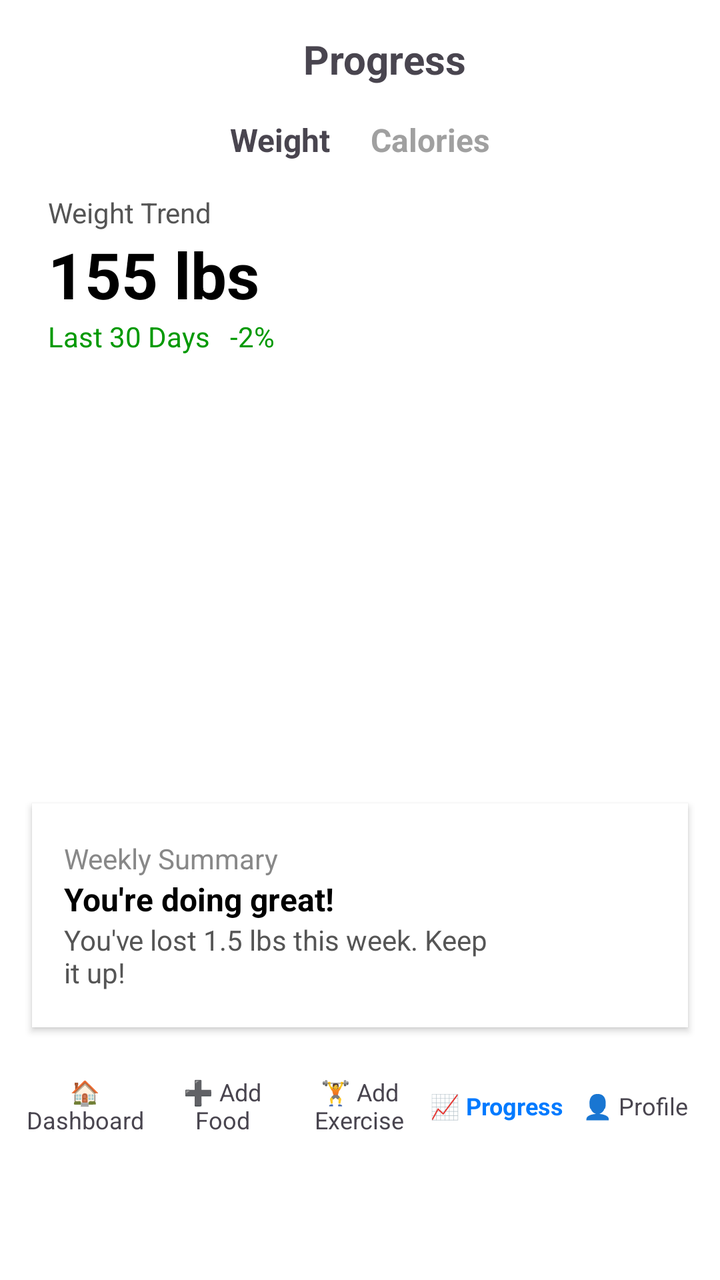
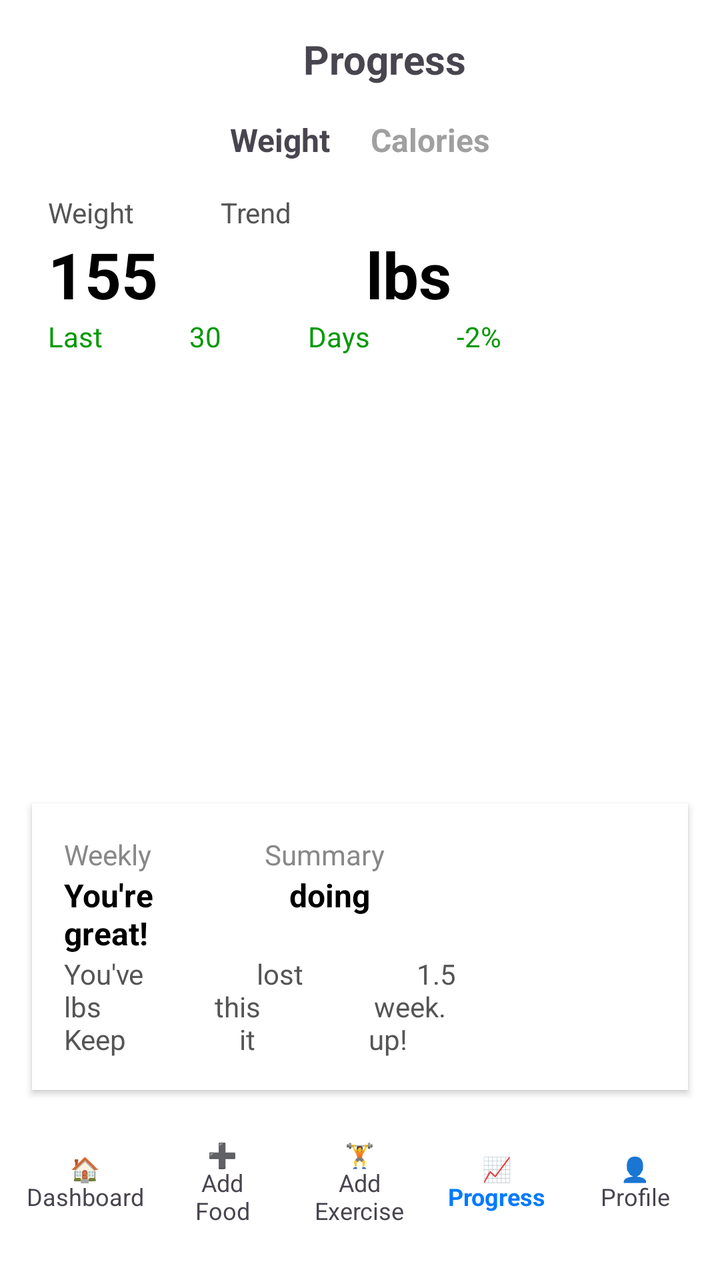

The first picture is an Android layout as it rendered before a commit; the second is the same layout after the commit. The layout source and the unified diff follow.
<!-- AndroidManifest.xml: application theme Theme.FinalHamada -->
<!-- res/layout/activity_progress.xml -->
<?xml version="1.0" encoding="utf-8"?>
<LinearLayout xmlns:android="http://schemas.android.com/apk/res/android"
    xmlns:app="http://schemas.android.com/apk/res-auto"
    android:orientation="vertical"
    android:background="#FFFFFF"
    android:layout_width="match_parent"
    android:layout_height="match_parent"
    android:id="@+id/main">

    
    <LinearLayout
        android:orientation="horizontal"
        android:padding="16dp"
        android:gravity="center_vertical"
        android:layout_width="match_parent"
        android:layout_height="wrap_content">

        <ImageView
            android:id="@+id/btnMenu"
            android:layout_width="24dp"
            android:layout_height="24dp"/>

        <TextView
            android:text="Progress"
            android:textSize="20sp"
            android:textStyle="bold"
            android:layout_gravity="center"
            android:layout_weight="1"
            android:gravity="center"
            android:layout_width="0dp"
            android:layout_height="wrap_content"/>

    </LinearLayout>

    
    <LinearLayout
        android:orientation="horizontal"
        android:gravity="center"
        android:layout_marginBottom="8dp"
        android:layout_width="match_parent"
        android:layout_height="wrap_content">

        <TextView
            android:id="@+id/tabWeight"
            android:text="Weight"
            android:textSize="16sp"
            android:textStyle="bold"
            android:layout_marginEnd="20dp"
            android:layout_width="wrap_content"
            android:layout_height="wrap_content"/>

        <TextView
            android:id="@+id/tabCalories"
            android:text="Calories"
            android:textSize="16sp"
            android:textStyle="bold"
            android:textColor="#A0A0A0"
            android:layout_width="wrap_content"
            android:layout_height="wrap_content"/>
    </LinearLayout>

    
    <LinearLayout
        android:orientation="vertical"
        android:paddingStart="24dp"
        android:layout_width="match_parent"
        android:layout_height="wrap_content">

        <TextView
            android:text="Weight Trend"
            android:textColor="#555"
            android:textSize="14sp"
            android:layout_marginTop="8dp"
            android:layout_width="wrap_content"
            android:layout_height="wrap_content"/>

        <TextView
            android:id="@+id/tvWeight"
            android:text="155 lbs"
            android:textSize="32sp"
            android:textStyle="bold"
            android:textColor="#000"
            android:layout_width="wrap_content"
            android:layout_height="wrap_content"/>

        <TextView
            android:text="Last 30 Days   -2%"
            android:textColor="#009900"
            android:textSize="14sp"
            android:layout_marginBottom="8dp"
            android:layout_width="wrap_content"
            android:layout_height="wrap_content"/>

    </LinearLayout>

    
    <ImageView
        android:id="@+id/imgChart"
        android:layout_marginHorizontal="16dp"
        android:layout_width="match_parent"
        android:layout_height="200dp"
        android:scaleType="fitXY"/>

    
    <LinearLayout
        android:orientation="horizontal"
        android:background="#F8F8F8"
        android:padding="16dp"
        android:layout_margin="16dp"
        android:layout_width="match_parent"
        android:layout_height="wrap_content"
        android:gravity="center_vertical"
        android:layout_marginTop="8dp"
        android:elevation="2dp"
        android:clipToOutline="true"
        android:backgroundTint="#FFFFFF"
        android:backgroundTintMode="src_in"
        android:layout_gravity="center">

        <LinearLayout
            android:orientation="vertical"
            android:layout_weight="1"
            android:layout_width="0dp"
            android:layout_height="wrap_content">

            <TextView
                android:text="Weekly Summary"
                android:textColor="#888"
                android:textSize="14sp"
                android:layout_width="wrap_content"
                android:layout_height="wrap_content"/>

            <TextView
                android:text="You're doing great!"
                android:textStyle="bold"
                android:textSize="16sp"
                android:textColor="#000"
                android:layout_width="wrap_content"
                android:layout_height="wrap_content"/>

            <TextView
                android:text="You've lost 1.5 lbs this week. Keep it up!"
                android:textColor="#555"
                android:textSize="14sp"
                android:layout_width="wrap_content"
                android:layout_height="wrap_content"/>
        </LinearLayout>

        <ImageView
            android:layout_width="80dp"
            android:layout_height="80dp"
            android:scaleType="centerCrop"/>
    </LinearLayout>

    
    <LinearLayout
        android:orientation="horizontal"
        android:background="#FFFFFF"
        android:gravity="center"
        android:weightSum="5"
        android:padding="8dp"
        android:layout_width="match_parent"
        android:layout_height="wrap_content">

        <TextView
            android:text="🏠 Dashboard"
            android:gravity="center"
            android:layout_weight="1"
            android:textSize="12sp"
            android:layout_width="0dp"
            android:layout_height="wrap_content"/>

        <TextView
            android:text="➕ Add Food"
            android:gravity="center"
            android:layout_weight="1"
            android:textSize="12sp"
            android:layout_width="0dp"
            android:layout_height="wrap_content"/>

        <TextView
            android:text="🏋 Add Exercise"
            android:gravity="center"
            android:layout_weight="1"
            android:textSize="12sp"
            android:layout_width="0dp"
            android:layout_height="wrap_content"/>

        <TextView
            android:text="📈 Progress"
            android:textStyle="bold"
            android:textColor="#007AFF"
            android:gravity="center"
            android:layout_weight="1"
            android:textSize="12sp"
            android:layout_width="0dp"
            android:layout_height="wrap_content"/>

        <TextView
            android:text="👤 Profile"
            android:gravity="center"
            android:layout_weight="1"
            android:textSize="12sp"
            android:layout_width="0dp"
            android:layout_height="wrap_content"/>
    </LinearLayout>

</LinearLayout>
<!-- resources referenced by this layout -->
<resources>
  <style name="Theme.FinalHamada" parent="Base.Theme.FinalHamada" />
  <style name="Base.Theme.FinalHamada" parent="Theme.Material3.DayNight.NoActionBar">
          
          
      </style>
</resources>

<!-- the commit's change to res/layout/activity_progress.xml (unified diff, before → after) -->
@@ -1,208 +1,271 @@
-<?xml version="1.0" encoding="utf-8"?>
-<LinearLayout xmlns:android="http://schemas.android.com/apk/res/android"
-    xmlns:app="http://schemas.android.com/apk/res-auto"
-    android:orientation="vertical"
-    android:background="#FFFFFF"
-    android:layout_width="match_parent"
-    android:layout_height="match_parent"
-    android:id="@+id/main">
-
-    
-    <LinearLayout
-        android:orientation="horizontal"
-        android:padding="16dp"
-        android:gravity="center_vertical"
-        android:layout_width="match_parent"
-        android:layout_height="wrap_content">
-
+<?xml version="1.0" ?>
+<LinearLayout
+    xmlns:ns0="http://schemas.android.com/apk/res/android"
+    xmlns:tools="http://schemas.android.com/tools"
+    ns0:orientation="vertical"
+    ns0:background="#FFFFFF"
+    ns0:layout_width="match_parent"
+    ns0:layout_height="match_parent"
+    ns0:id="@+id/main">
+    
+    
+    <LinearLayout
+        ns0:orientation="horizontal"
+        ns0:padding="16dp"
+        ns0:gravity="center_vertical"
+        ns0:layout_width="match_parent"
+        ns0:layout_height="wrap_content">
+        
+        
         <ImageView
-            android:id="@+id/btnMenu"
-            android:layout_width="24dp"
-            android:layout_height="24dp"/>
-
-        <TextView
-            android:text="Progress"
-            android:textSize="20sp"
-            android:textStyle="bold"
-            android:layout_gravity="center"
-            android:layout_weight="1"
-            android:gravity="center"
-            android:layout_width="0dp"
-            android:layout_height="wrap_content"/>
-
-    </LinearLayout>
-
-    
-    <LinearLayout
-        android:orientation="horizontal"
-        android:gravity="center"
-        android:layout_marginBottom="8dp"
-        android:layout_width="match_parent"
-        android:layout_height="wrap_content">
-
-        <TextView
-            android:id="@+id/tabWeight"
-            android:text="Weight"
-            android:textSize="16sp"
-            android:textStyle="bold"
-            android:layout_marginEnd="20dp"
-            android:layout_width="wrap_content"
-            android:layout_height="wrap_content"/>
-
-        <TextView
-            android:id="@+id/tabCalories"
-            android:text="Calories"
-            android:textSize="16sp"
-            android:textStyle="bold"
-            android:textColor="#A0A0A0"
-            android:layout_width="wrap_content"
-            android:layout_height="wrap_content"/>
-    </LinearLayout>
-
-    
-    <LinearLayout
-        android:orientation="vertical"
-        android:paddingStart="24dp"
-        android:layout_width="match_parent"
-        android:layout_height="wrap_content">
-
-        <TextView
-            android:text="Weight Trend"
-            android:textColor="#555"
-            android:textSize="14sp"
-            android:layout_marginTop="8dp"
-            android:layout_width="wrap_content"
-            android:layout_height="wrap_content"/>
-
-        <TextView
-            android:id="@+id/tvWeight"
-            android:text="155 lbs"
-            android:textSize="32sp"
-            android:textStyle="bold"
-            android:textColor="#000"
-            android:layout_width="wrap_content"
-            android:layout_height="wrap_content"/>
-
-        <TextView
-            android:text="Last 30 Days   -2%"
-            android:textColor="#009900"
-            android:textSize="14sp"
-            android:layout_marginBottom="8dp"
-            android:layout_width="wrap_content"
-            android:layout_height="wrap_content"/>
-
-    </LinearLayout>
-
-    
+            ns0:id="@+id/btnMenu"
+            ns0:layout_width="24dp"
+            ns0:layout_height="24dp"/>
+        
+        
+        <TextView
+            ns0:text="Progress"
+            ns0:textSize="20sp"
+            ns0:textStyle="bold"
+            ns0:layout_gravity="center"
+            ns0:layout_weight="1"
+            ns0:gravity="center"
+            ns0:layout_width="0dp"
+            ns0:layout_height="wrap_content"
+            tools:ignore="DuplicateIds" />
+
+
+    </LinearLayout>
+
+
+    <LinearLayout
+        ns0:orientation="horizontal"
+        ns0:gravity="center"
+        ns0:layout_marginBottom="8dp"
+        ns0:layout_width="match_parent"
+        ns0:layout_height="wrap_content">
+
+
+        <TextView
+            ns0:id="@+id/tabWeight"
+            ns0:text="Weight"
+            ns0:textSize="16sp"
+            ns0:textStyle="bold"
+            ns0:layout_marginEnd="20dp"
+            ns0:layout_width="wrap_content"
+            ns0:layout_height="wrap_content"/>
+
+
+        <TextView
+            ns0:id="@+id/tabCalories"
+            ns0:text="Calories"
+            ns0:textSize="16sp"
+            ns0:textStyle="bold"
+            ns0:textColor="#A0A0A0"
+            ns0:layout_width="wrap_content"
+            ns0:layout_height="wrap_content"/>
+
+
+    </LinearLayout>
+
+
+    <LinearLayout
+        ns0:orientation="vertical"
+        ns0:paddingStart="24dp"
+        ns0:layout_width="match_parent"
+        ns0:layout_height="wrap_content">
+
+
+        <TextView
+            ns0:text="Weight
+            Trend"
+            ns0:textColor="#555"
+            ns0:textSize="14sp"
+            ns0:layout_marginTop="8dp"
+            ns0:layout_width="wrap_content"
+            ns0:layout_height="wrap_content"
+            ns0:id="@+id/tvWeightTrend"/>
+
+
+        <TextView
+            ns0:id="@+id/tvWeight"
+            ns0:text="155
+            lbs"
+            ns0:textSize="32sp"
+            ns0:textStyle="bold"
+            ns0:textColor="#000"
+            ns0:layout_width="wrap_content"
+            ns0:layout_height="wrap_content"/>
+
+
+        <TextView
+            ns0:text="Last
+            30
+            Days
+            -2%"
+            ns0:textColor="#009900"
+            ns0:textSize="14sp"
+            ns0:layout_marginBottom="8dp"
+            ns0:layout_width="wrap_content"
+            ns0:layout_height="wrap_content"
+            ns0:id="@+id/tvLast30Days2"/>
+
+
+    </LinearLayout>
+
+
     <ImageView
-        android:id="@+id/imgChart"
-        android:layout_marginHorizontal="16dp"
-        android:layout_width="match_parent"
-        android:layout_height="200dp"
-        android:scaleType="fitXY"/>
-
-    
-    <LinearLayout
-        android:orientation="horizontal"
-        android:background="#F8F8F8"
-        android:padding="16dp"
-        android:layout_margin="16dp"
-        android:layout_width="match_parent"
-        android:layout_height="wrap_content"
-        android:gravity="center_vertical"
-        android:layout_marginTop="8dp"
-        android:elevation="2dp"
-        android:clipToOutline="true"
-        android:backgroundTint="#FFFFFF"
-        android:backgroundTintMode="src_in"
-        android:layout_gravity="center">
+        ns0:id="@+id/imgChart"
+        ns0:layout_marginHorizontal="16dp"
+        ns0:layout_width="match_parent"
+        ns0:layout_height="200dp"
+        ns0:scaleType="fitXY"/>
+
+
+    <LinearLayout
+        ns0:orientation="horizontal"
+        ns0:background="#F8F8F8"
+        ns0:padding="16dp"
+        ns0:layout_margin="16dp"
+        ns0:layout_width="match_parent"
+        ns0:layout_height="wrap_content"
+        ns0:gravity="center_vertical"
+        ns0:layout_marginTop="8dp"
+        ns0:elevation="2dp"
+        ns0:clipToOutline="true"
+        ns0:backgroundTint="#FFFFFF"
+        ns0:backgroundTintMode="src_in"
+        ns0:layout_gravity="center">
+
 
         <LinearLayout
-            android:orientation="vertical"
-            android:layout_weight="1"
-            android:layout_width="0dp"
-            android:layout_height="wrap_content">
+            ns0:orientation="vertical"
+            ns0:layout_weight="1"
+            ns0:layout_width="0dp"
+            ns0:layout_height="wrap_content">
+
 
             <TextView
-                android:text="Weekly Summary"
-                android:textColor="#888"
-                android:textSize="14sp"
-                android:layout_width="wrap_content"
-                android:layout_height="wrap_content"/>
+                ns0:text="Weekly
+                Summary"
+                ns0:textColor="#888"
+                ns0:textSize="14sp"
+                ns0:layout_width="wrap_content"
+                ns0:layout_height="wrap_content"
+                ns0:id="@+id/tvWeeklySummary"/>
+
 
             <TextView
-                android:text="You're doing great!"
-                android:textStyle="bold"
-                android:textSize="16sp"
-                android:textColor="#000"
-                android:layout_width="wrap_content"
-                android:layout_height="wrap_content"/>
+                ns0:text="You're
+                doing
+                great!"
+                ns0:textStyle="bold"
+                ns0:textSize="16sp"
+                ns0:textColor="#000"
+                ns0:layout_width="wrap_content"
+                ns0:layout_height="wrap_content"
+                ns0:id="@+id/tvYoureDoingGreat"/>
+
 
             <TextView
-                android:text="You've lost 1.5 lbs this week. Keep it up!"
-                android:textColor="#555"
-                android:textSize="14sp"
-                android:layout_width="wrap_content"
-                android:layout_height="wrap_content"/>
+                ns0:text="You've
+                lost
+                1.5
+                lbs
+                this
+                week.
+                Keep
+                it
+                up!"
+                ns0:textColor="#555"
+                ns0:textSize="14sp"
+                ns0:layout_width="wrap_content"
+                ns0:layout_height="wrap_content"
+                ns0:id="@+id/tvYouveLost15LbsThisWeekKeepItUp"/>
+
+
         </LinearLayout>
 
+
         <ImageView
-            android:layout_width="80dp"
-            android:layout_height="80dp"
-            android:scaleType="centerCrop"/>
-    </LinearLayout>
-
-    
-    <LinearLayout
-        android:orientation="horizontal"
-        android:background="#FFFFFF"
-        android:gravity="center"
-        android:weightSum="5"
-        android:padding="8dp"
-        android:layout_width="match_parent"
-        android:layout_height="wrap_content">
-
-        <TextView
-            android:text="🏠 Dashboard"
-            android:gravity="center"
-            android:layout_weight="1"
-            android:textSize="12sp"
-            android:layout_width="0dp"
-            android:layout_height="wrap_content"/>
-
-        <TextView
-            android:text="➕ Add Food"
-            android:gravity="center"
-            android:layout_weight="1"
-            android:textSize="12sp"
-            android:layout_width="0dp"
-            android:layout_height="wrap_content"/>
-
-        <TextView
-            android:text="🏋 Add Exercise"
-            android:gravity="center"
-            android:layout_weight="1"
-            android:textSize="12sp"
-            android:layout_width="0dp"
-            android:layout_height="wrap_content"/>
-
-        <TextView
-            android:text="📈 Progress"
-            android:textStyle="bold"
-            android:textColor="#007AFF"
-            android:gravity="center"
-            android:layout_weight="1"
-            android:textSize="12sp"
-            android:layout_width="0dp"
-            android:layout_height="wrap_content"/>
-
-        <TextView
-            android:text="👤 Profile"
-            android:gravity="center"
-            android:layout_weight="1"
-            android:textSize="12sp"
-            android:layout_width="0dp"
-            android:layout_height="wrap_content"/>
-    </LinearLayout>
-
+            ns0:layout_width="80dp"
+            ns0:layout_height="80dp"
+            ns0:scaleType="centerCrop"/>
+
+
+    </LinearLayout>
+
+
+    <LinearLayout
+        ns0:orientation="horizontal"
+        ns0:background="#FFFFFF"
+        ns0:gravity="center"
+        ns0:weightSum="5"
+        ns0:padding="8dp"
+        ns0:layout_width="match_parent"
+        ns0:layout_height="wrap_content">
+
+
+        <TextView
+            ns0:text="🏠
+            Dashboard"
+            ns0:gravity="center"
+            ns0:layout_weight="1"
+            ns0:textSize="12sp"
+            ns0:layout_width="0dp"
+            ns0:layout_height="wrap_content"
+            ns0:id="@+id/tvDashboard"/>
+
+
+        <TextView
+            ns0:text="➕
+            Add
+            Food"
+            ns0:gravity="center"
+            ns0:layout_weight="1"
+            ns0:textSize="12sp"
+            ns0:layout_width="0dp"
+            ns0:layout_height="wrap_content"
+            ns0:id="@+id/tvAddFood"/>
+
+
+        <TextView
+            ns0:text="🏋
+            Add
+            Exercise"
+            ns0:gravity="center"
+            ns0:layout_weight="1"
+            ns0:textSize="12sp"
+            ns0:layout_width="0dp"
+            ns0:layout_height="wrap_content"
+            ns0:id="@+id/tvAddExercise"/>
+        
+        
+        <TextView
+            ns0:text="📈
+            Progress"
+            ns0:textStyle="bold"
+            ns0:textColor="#007AFF"
+            ns0:gravity="center"
+            ns0:layout_weight="1"
+            ns0:textSize="12sp"
+            ns0:layout_width="0dp"
+            ns0:layout_height="wrap_content"
+            ns0:id="@+id/tvProgress"/>
+        
+        
+        <TextView
+            ns0:text="👤
+            Profile"
+            ns0:gravity="center"
+            ns0:layout_weight="1"
+            ns0:textSize="12sp"
+            ns0:layout_width="0dp"
+            ns0:layout_height="wrap_content"
+            ns0:id="@+id/tvProfile"/>
+        
+        
+    </LinearLayout>
+    
+    
 </LinearLayout>
